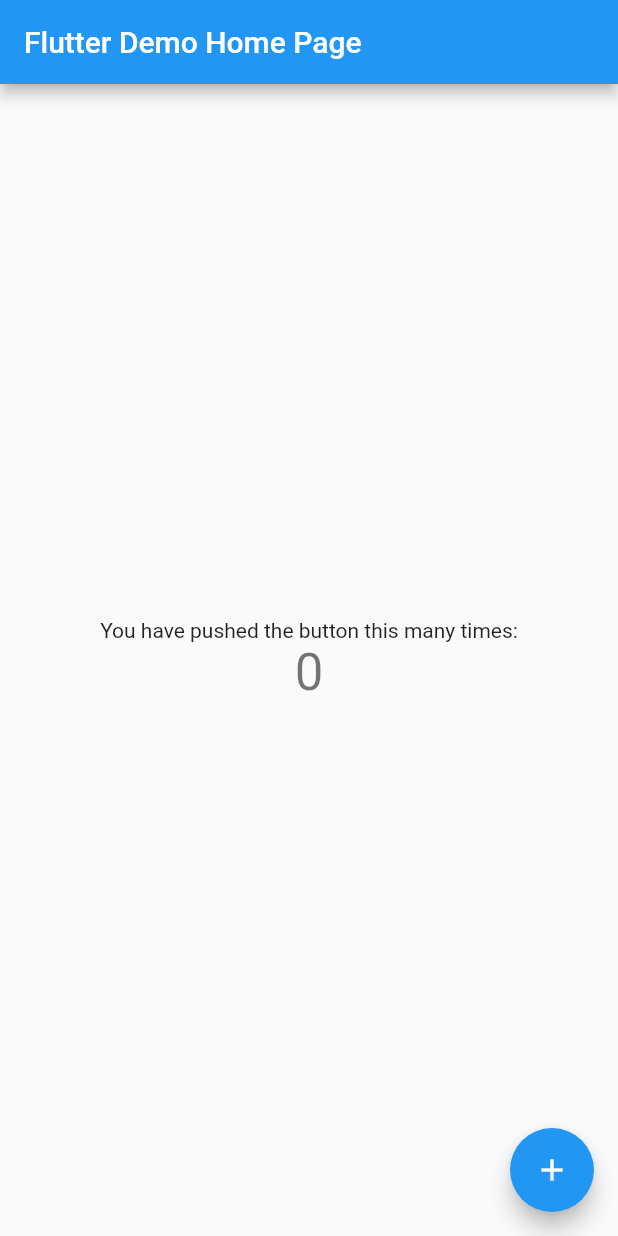
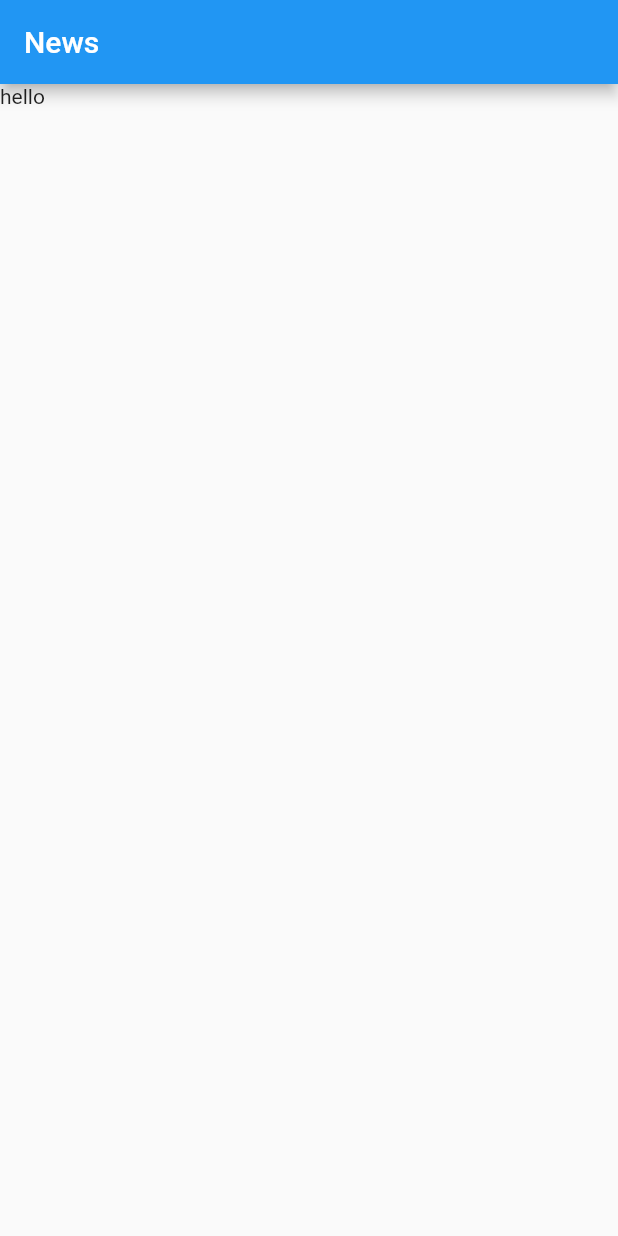
Before and after one commit to MDilankaN/Fluttter_with_test, a Flutter app: the screen it shows after launch, on a phone screen of 412 x 824 dp. Run offline on Flutter 3.47's test engine with Material 2 defaults, Android fonts, the phone set to English and light mode, and no system bars; our stand-ins replace flutter_lorem.

Commit message:
path added

```diff
--- /dev/null
+++ b/lib/Screens/Newspage.dart
@@ -0,0 +1,23 @@
+import 'package:flutter/material.dart';
+import 'package:flutter/src/foundation/key.dart';
+import 'package:flutter/src/widgets/framework.dart';
+
+class Newspage extends StatefulWidget {
+  const Newspage({Key? key}) : super(key: key);
+
+  @override
+  State<Newspage> createState() => _NewspageState();
+}
+
+class _NewspageState extends State<Newspage> {
+  @override
+  Widget build(BuildContext context) {
+    return Scaffold(
+        appBar: AppBar(
+          title: const Text('News'),
+        ),
+        body: Container(
+          child: Text("hello"),
+        ));
+  }
+}
--- a/lib/main.dart
+++ b/lib/main.dart
@@ -1,4 +1,5 @@
 import 'package:flutter/material.dart';
+import 'package:fluttter_with_test/Screens/Newspage.dart';
 
 void main() {
   runApp(const MyApp());
@@ -11,105 +12,10 @@
   @override
   Widget build(BuildContext context) {
     return MaterialApp(
-      title: 'Flutter Demo',
-      theme: ThemeData(
-        // This is the theme of your application.
-        //
-        // Try running your application with "flutter run". You'll see the
-        // application has a blue toolbar. Then, without quitting the app, try
-        // changing the primarySwatch below to Colors.green and then invoke
-        // "hot reload" (press "r" in the console where you ran "flutter run",
-        // or simply save your changes to "hot reload" in a Flutter IDE).
-        // Notice that the counter didn't reset back to zero; the application
-        // is not restarted.
-        primarySwatch: Colors.blue,
-      ),
-      home: const MyHomePage(title: 'Flutter Demo Home Page'),
-    );
+        title: 'Flutter Demo',
+        theme: ThemeData(
+          primarySwatch: Colors.blue,
+        ),
+        home: Newspage());
   }
 }
-
-class MyHomePage extends StatefulWidget {
-  const MyHomePage({Key? key, required this.title}) : super(key: key);
-
-  // This widget is the home page of your application. It is stateful, meaning
-  // that it has a State object (defined below) that contains fields that affect
-  // how it looks.
-
-  // This class is the configuration for the state. It holds the values (in this
-  // case the title) provided by the parent (in this case the App widget) and
-  // used by the build method of the State. Fields in a Widget subclass are
-  // always marked "final".
-
-  final String title;
-
-  @override
-  State<MyHomePage> createState() => _MyHomePageState();
-}
-
-class _MyHomePageState extends State<MyHomePage> {
-  int _counter = 0;
-
-  void _incrementCounter() {
-    setState(() {
-      // This call to setState tells the Flutter framework that something has
-      // changed in this State, which causes it to rerun the build method below
-      // so that the display can reflect the updated values. If we changed
-      // _counter without calling setState(), then the build method would not be
-      // called again, and so nothing would appear to happen.
-      _counter++;
-    });
-  }
-
-  @override
-  Widget build(BuildContext context) {
-    // This method is rerun every time setState is called, for instance as done
-    // by the _incrementCounter method above.
-    //
-    // The Flutter framework has been optimized to make rerunning build methods
-    // fast, so that you can just rebuild anything that needs updating rather
-    // than having to individually change instances of widgets.
-    return Scaffold(
-      appBar: AppBar(
-        // Here we take the value from the MyHomePage object that was created by
-        // the App.build method, and use it to set our appbar title.
-        title: Text(widget.title),
-      ),
-      body: Center(
-        // Center is a layout widget. It takes a single child and positions it
-        // in the middle of the parent.
-        child: Column(
-          // Column is also a layout widget. It takes a list of children and
-          // arranges them vertically. By default, it sizes itself to fit its
-          // children horizontally, and tries to be as tall as its parent.
-          //
-          // Invoke "debug painting" (press "p" in the console, choose the
-          // "Toggle Debug Paint" action from the Flutter Inspector in Android
-          // Studio, or the "Toggle Debug Paint" command in Visual Studio Code)
-          // to see the wireframe for each widget.
-          //
-          // Column has various properties to control how it sizes itself and
-          // how it positions its children. Here we use mainAxisAlignment to
-          // center the children vertically; the main axis here is the vertical
-          // axis because Columns are vertical (the cross axis would be
-          // horizontal).
-          mainAxisAlignment: MainAxisAlignment.center,
-          children: <Widget>[
-            const Text(
-              'You have pushed the button this many times:',
-            ),
-            Text(
-              '$_counter',
-              style: Theme.of(context).textTheme.headline4,
-            ),
-          ],
-        ),
-      ),
-      floatingActionButton: FloatingActionButton(
-        onPressed: _incrementCounter,
-        tooltip: 'Increment',
-        child: const Icon(Icons.add),
-      ), // This trailing comma makes auto-formatting nicer for build methods.
-    );
-  }
-}
```
